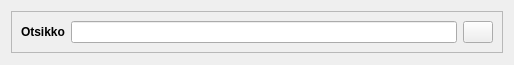
GispoCoding/arho-qgis-plugin, file arho_feature_template/gui/plan_regulation_group_widget.ui: the form before one commit.
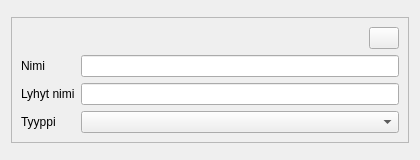
The form after the commit. Custom widgets are drawn as their Qt base class.

```diff
--- a/arho_feature_template/gui/plan_regulation_group_widget.ui
+++ b/arho_feature_template/gui/plan_regulation_group_widget.ui
@@ -6,8 +6,8 @@
    <rect>
     <x>0</x>
     <y>0</y>
-    <width>514</width>
-    <height>65</height>
+    <width>420</width>
+    <height>160</height>
    </rect>
   </property>
   <property name="sizePolicy">
@@ -38,19 +38,73 @@
       <item>
        <layout class="QHBoxLayout" name="horizontalLayout">
         <item>
+         <spacer name="horizontalSpacer">
+          <property name="orientation">
+           <enum>Qt::Horizontal</enum>
+          </property>
+          <property name="sizeHint" stdset="0">
+           <size>
+            <width>40</width>
+            <height>20</height>
+           </size>
+          </property>
+         </spacer>
+        </item>
+        <item>
+         <widget class="QPushButton" name="del_btn">
+          <property name="sizePolicy">
+           <sizepolicy hsizetype="Fixed" vsizetype="Fixed">
+            <horstretch>0</horstretch>
+            <verstretch>0</verstretch>
+           </sizepolicy>
+          </property>
+          <property name="maximumSize">
+           <size>
+            <width>30</width>
+            <height>16777215</height>
+           </size>
+          </property>
+          <property name="text">
+           <string/>
+          </property>
+         </widget>
+        </item>
+       </layout>
+      </item>
+      <item>
+       <layout class="QFormLayout" name="regulation_group_details_layout">
+        <item row="0" column="0">
          <widget class="QLabel" name="label">
+          <property name="sizePolicy">
+           <sizepolicy hsizetype="Preferred" vsizetype="Preferred">
+            <horstretch>0</horstretch>
+            <verstretch>0</verstretch>
+           </sizepolicy>
+          </property>
+          <property name="minimumSize">
+           <size>
+            <width>0</width>
+            <height>0</height>
+           </size>
+          </property>
+          <property name="maximumSize">
+           <size>
+            <width>16777215</width>
+            <height>16777215</height>
+           </size>
+          </property>
           <property name="font">
            <font>
-            <weight>75</weight>
-            <bold>true</bold>
+            <weight>50</weight>
+            <bold>false</bold>
            </font>
           </property>
           <property name="text">
-           <string>Otsikko</string>
+           <string>Nimi</string>
           </property>
          </widget>
         </item>
-        <item>
+        <item row="0" column="1">
          <widget class="QLineEdit" name="name">
           <property name="sizePolicy">
            <sizepolicy hsizetype="Expanding" vsizetype="Fixed">
@@ -63,25 +117,44 @@
           </property>
          </widget>
         </item>
-        <item>
-         <widget class="QPushButton" name="del_btn">
+        <item row="2" column="0">
+         <widget class="QLabel" name="type_of_regulation_group_label">
           <property name="sizePolicy">
-           <sizepolicy hsizetype="Fixed" vsizetype="Fixed">
+           <sizepolicy hsizetype="Preferred" vsizetype="Preferred">
             <horstretch>0</horstretch>
             <verstretch>0</verstretch>
            </sizepolicy>
           </property>
+          <property name="minimumSize">
+           <size>
+            <width>0</width>
+            <height>0</height>
+           </size>
+          </property>
           <property name="maximumSize">
            <size>
-            <width>30</width>
+            <width>16777215</width>
             <height>16777215</height>
            </size>
           </property>
           <property name="text">
-           <string/>
+           <string>Tyyppi</string>
           </property>
          </widget>
         </item>
+        <item row="2" column="1">
+         <widget class="CodeComboBox" name="type_of_regulation_group"/>
+        </item>
+        <item row="1" column="0">
+         <widget class="QLabel" name="label_3">
+          <property name="text">
+           <string>Lyhyt nimi</string>
+          </property>
+         </widget>
+        </item>
+        <item row="1" column="1">
+         <widget class="QLineEdit" name="short_name"/>
+        </item>
        </layout>
       </item>
      </layout>
@@ -89,6 +162,13 @@
    </item>
   </layout>
  </widget>
+ <customwidgets>
+  <customwidget>
+   <class>CodeComboBox</class>
+   <extends>QComboBox</extends>
+   <header>arho_feature_template.gui.code_combobox</header>
+  </customwidget>
+ </customwidgets>
  <resources/>
  <connections/>
 </ui>
```
